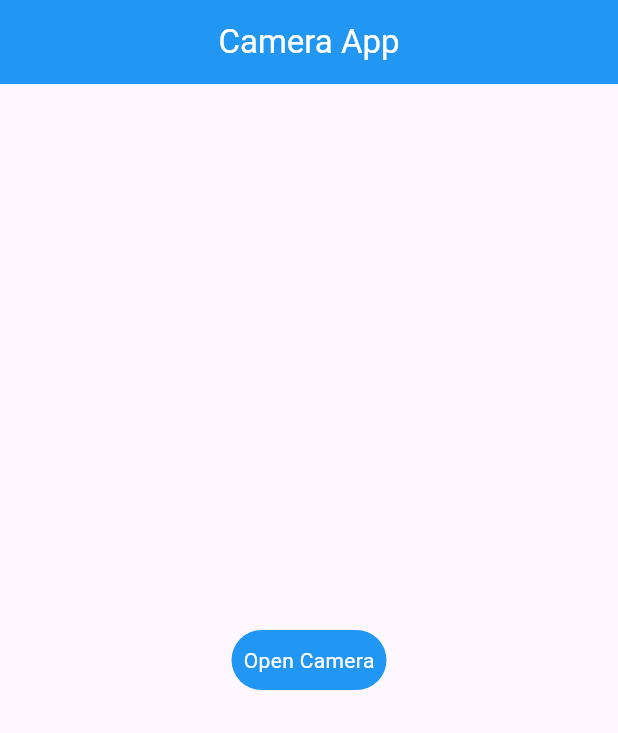
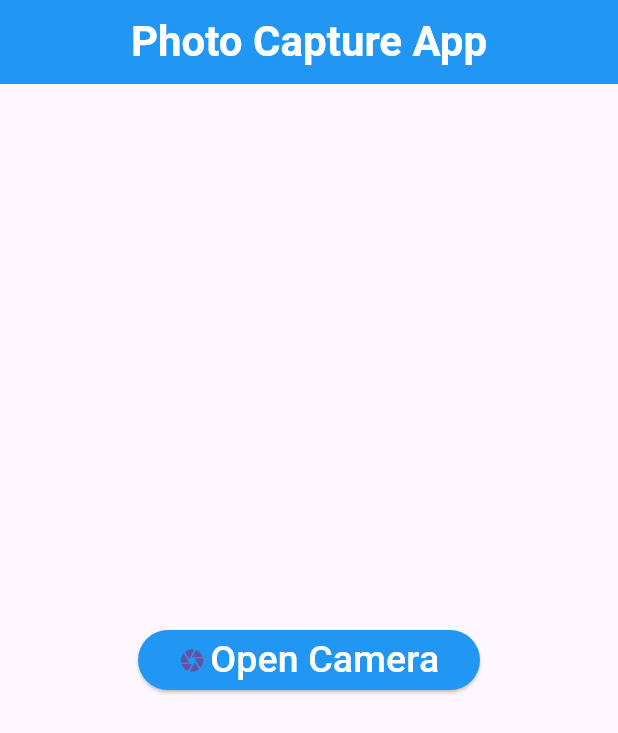
Before and after one commit to AswinSudhakar/camera-app, a Flutter app: the screen it shows after launch, on a phone screen of 412 x 824 dp. Shown: the top 733 px of the screen. Run offline on Flutter 3.47's test engine with Material 3 defaults, Android fonts, the light colour scheme and no system bars; our stand-ins replace camera, share_plus.

Commit message:
final setup of camera task

```diff
--- a/lib/screens/start.dart
+++ b/lib/screens/start.dart
@@ -12,15 +12,16 @@ class StartScreen extends StatelessWidget {
         backgroundColor: Colors.blue,
         centerTitle: true,
         title: Text(
-          'Camera App',
-          style: TextStyle(color: Colors.white),
+          'Photo Capture App',
+          style: TextStyle(
+              color: Colors.white, fontWeight: FontWeight.bold, fontSize: 28),
         ),
       ),
       body: Center(
         child: Column(
           mainAxisAlignment: MainAxisAlignment.center,
           children: [
-            IconButton(
+            ElevatedButton(
                 style: ButtonStyle(
                     backgroundColor: WidgetStatePropertyAll(Colors.blue)),
                 onPressed: () {
@@ -30,9 +31,18 @@ class StartScreen extends StatelessWidget {
                         builder: (context) => HomeScreen(),
                       ));
                 },
-                icon: Text(
-                  'Open Camera',
-                  style: TextStyle(color: Colors.white),
+                child: SizedBox(
+                  width: 180,
+                  child: Row(
+                    mainAxisAlignment: MainAxisAlignment.spaceEvenly,
+                    children: [
+                      Icon(Icons.camera),
+                      Text(
+                        'Open Camera',
+                        style: TextStyle(fontSize: 25, color: Colors.white),
+                      ),
+                    ],
+                  ),
                 ))
           ],
         ),
```
Also changed, not shown: lib/homescreen.dart (+18 -15 lines), lib/screens/details.dart (+44 -4 lines), lib/screens/gallery.dart (+6 -10 lines).
